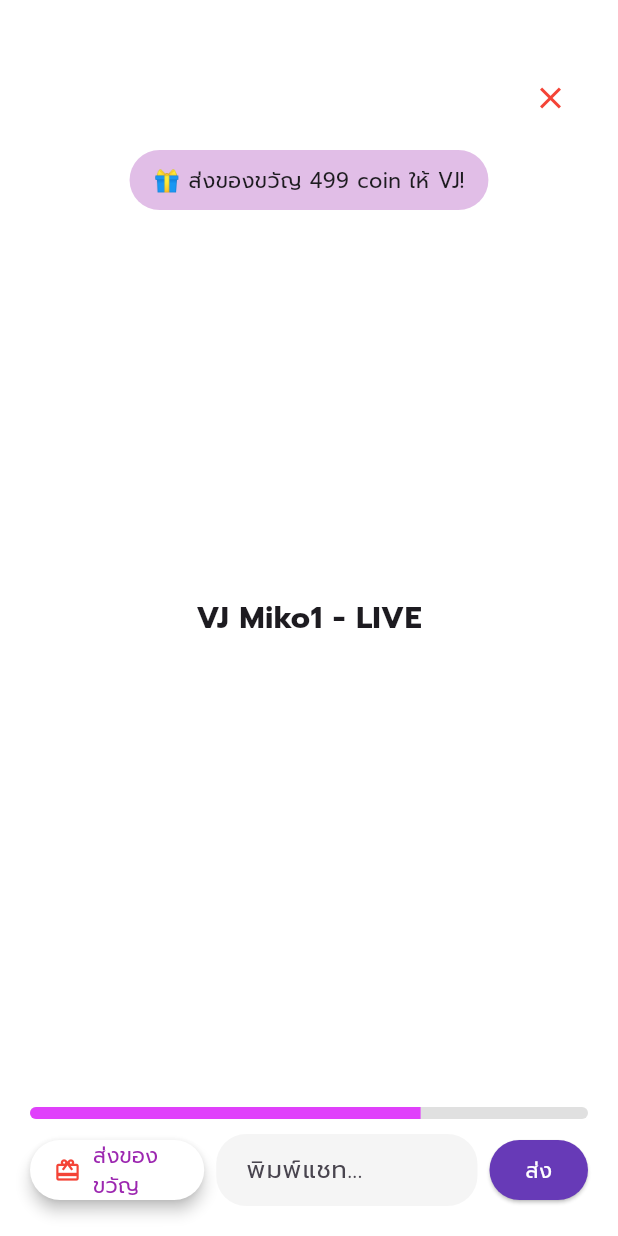
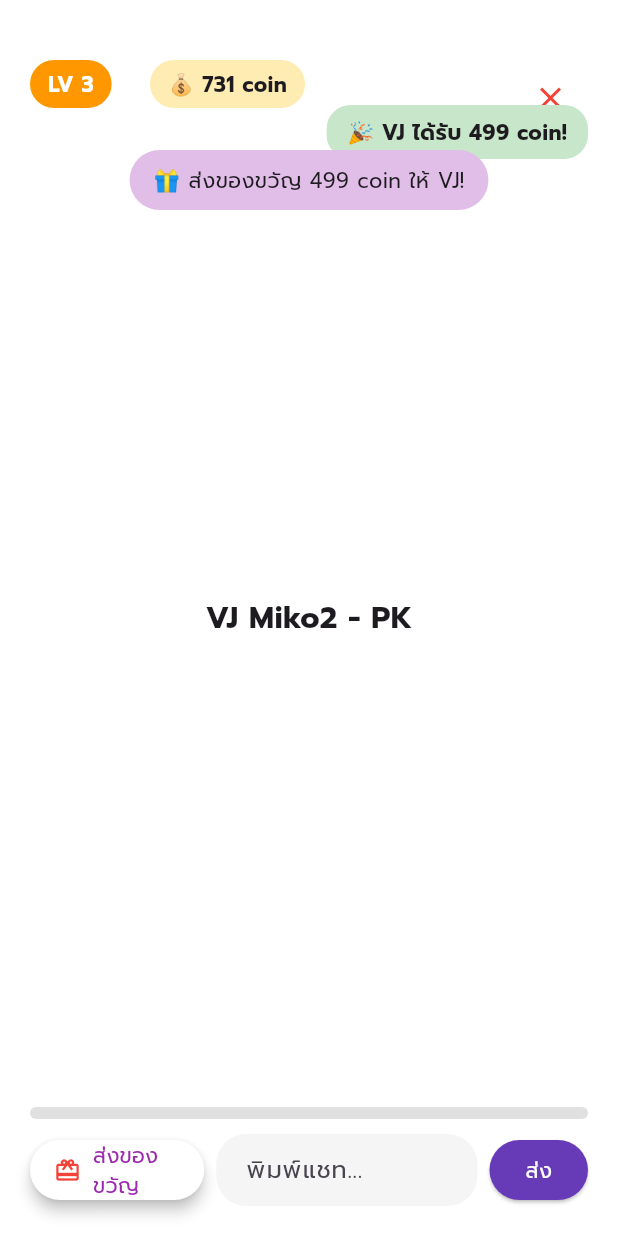
Before and after one commit to parinya112/joylive-ios, a Flutter app: the ViewerRoomPage screen opened directly, after a tap on "ส่งของขวัญ", on a phone screen of 412 x 824 dp. Run offline on Flutter 3.47's test engine with Material 3 defaults, Android fonts, the phone set to English and light mode, and no system bars; our stand-ins replace google_fonts.

Commit message:
♻ viewer_room.dart updated with full overlay

```diff
--- a/lib/ui/pages/viewer_room.dart
+++ b/lib/ui/pages/viewer_room.dart
@@ -8,10 +8,11 @@ class ViewerRoomPage extends StatefulWidget {
 }
 
 class _ViewerRoomPageState extends State<ViewerRoomPage> {
-  int userLevel = 1;
-  int userExp = 50;
+  int userLevel = 2;
+  int userExp = 80;
   int userCoins = 1230;
   int vjEarned = 0;
+
   final TextEditingController _chatController = TextEditingController();
   final List<String> chatMessages = [];
   final List<String> giftAnimations = [];
@@ -29,12 +30,17 @@ class _ViewerRoomPageState extends State<ViewerRoomPage> {
       int giftValue = 499;
       userCoins -= giftValue;
       userExp += 20;
-      vjEarned += giftValue;
-      giftAnimations.add('🎁 ส่งของขวัญ 499 coin ให้ VJ!');
+      if (userExp >= 100) {
+        userLevel++;
+        userExp -= 100;
+      }
+      vjEarned = giftValue;
+      giftAnimations.add('🎁 ส่งของขวัญ $giftValue coin ให้ VJ!');
     });
 
     Future.delayed(const Duration(seconds: 3), () {
       setState(() {
+        vjEarned = 0;
         if (giftAnimations.isNotEmpty) {
           giftAnimations.removeAt(0);
         }
@@ -50,7 +56,7 @@ class _ViewerRoomPageState extends State<ViewerRoomPage> {
         children: [
           const Center(
             child: Text(
-              'VJ Miko1 - LIVE',
+              'VJ Miko2 - PK',
               style: TextStyle(fontSize: 20, fontWeight: FontWeight.bold),
             ),
           ),
@@ -68,6 +74,49 @@ class _ViewerRoomPageState extends State<ViewerRoomPage> {
               ),
             ),
           ),
+
+          // มุมบนซ้าย: LV ผู้ชม
+          Positioned(
+            top: 40,
+            left: 20,
+            child: Container(
+              padding: const EdgeInsets.symmetric(horizontal: 12, vertical: 6),
+              decoration: BoxDecoration(
+                color: Colors.orange,
+                borderRadius: BorderRadius.circular(20),
+              ),
+              child: Text('LV $userLevel', style: const TextStyle(color: Colors.white, fontWeight: FontWeight.bold)),
+            ),
+          ),
+
+          // มุมบนกลาง: Coin ผู้ชม
+          Positioned(
+            top: 40,
+            left: 100,
+            child: Container(
+              padding: const EdgeInsets.symmetric(horizontal: 12, vertical: 6),
+              decoration: BoxDecoration(
+                color: Colors.amber.shade100,
+                borderRadius: BorderRadius.circular(20),
+              ),
+              child: Text('💰 $userCoins coin', style: const TextStyle(fontWeight: FontWeight.bold)),
+            ),
+          ),
+
+          // แสดงรายได้ VJ ชั่วคราว
+          if (vjEarned > 0)
+            Positioned(
+              top: 70,
+              right: 20,
+              child: Container(
+                padding: const EdgeInsets.symmetric(horizontal: 14, vertical: 8),
+                decoration: BoxDecoration(
+                  color: Colors.green.shade100,
+                  borderRadius: BorderRadius.circular(16),
+                ),
+                child: Text('🎉 VJ ได้รับ $vjEarned coin!', style: const TextStyle(fontWeight: FontWeight.bold)),
+              ),
+            ),
 
           // Gift Animation
           Positioned(
@@ -111,7 +160,7 @@ class _ViewerRoomPageState extends State<ViewerRoomPage> {
             ),
           ),
 
-          // EXP Bar + Gift/Chat
+          // EXP Bar + Gift/Chat Input
           Positioned(
             bottom: 20,
             left: 20,
@@ -130,6 +179,7 @@ class _ViewerRoomPageState extends State<ViewerRoomPage> {
                 ),
                 const SizedBox(height: 10),
 
+                // ปุ่มส่งของขวัญ + แชท
                 Row(
                   children: [
                     Expanded(
```
